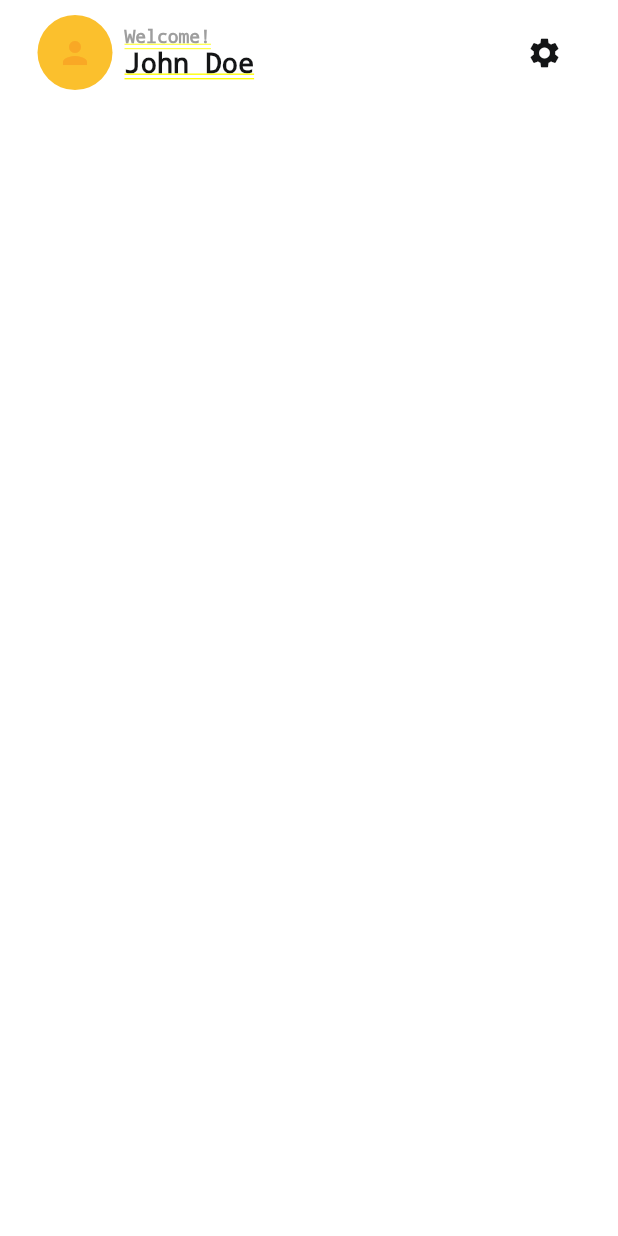
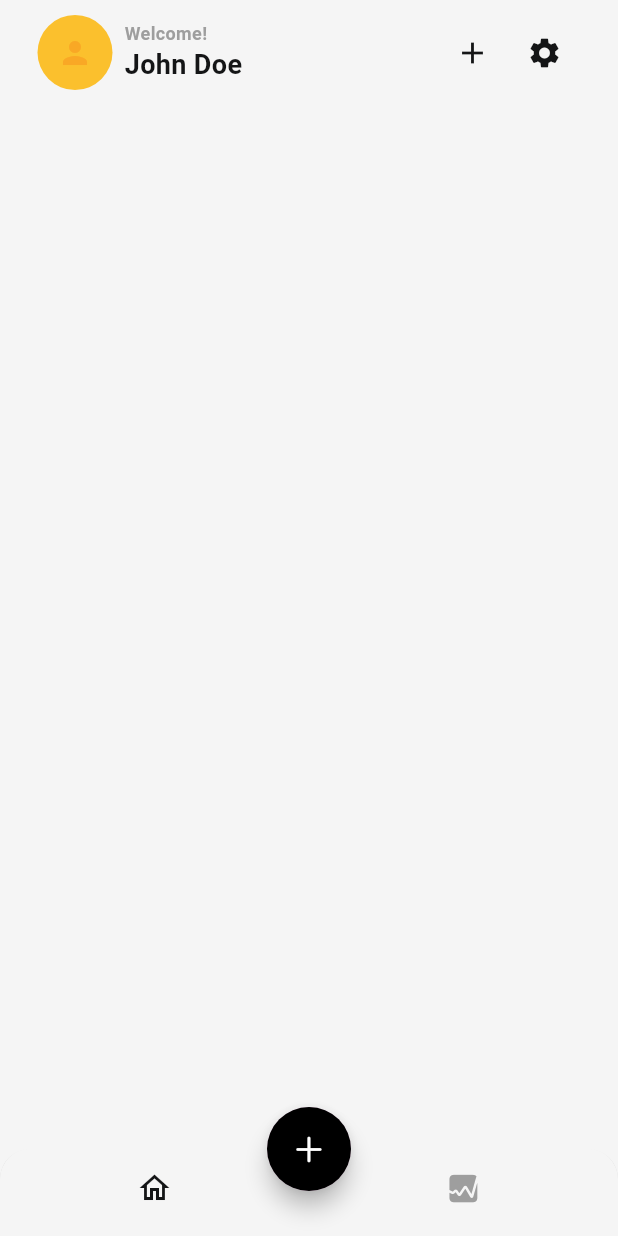
Before and after one commit to Udean777/Uang-Bijak-V2, a Flutter app: the screen it shows after launch, on a phone screen of 412 x 824 dp. Run offline on Flutter 3.47's test engine with Material 3 defaults, Android fonts, the phone set to English and light mode, and no system bars.

Commit message:
FEAT: adding assets icons

```diff
--- a/lib/main.dart
+++ b/lib/main.dart
@@ -1,6 +1,6 @@
 import 'package:flutter/material.dart';
 import 'package:uang_bijak/core/theme/colors.dart';
-import 'package:uang_bijak/presentation/home/views/home_screen.dart';
+import 'package:uang_bijak/presentation/main_screen.dart';
 
 void main() {
   runApp(const MyApp());
@@ -14,8 +14,8 @@ class MyApp extends StatelessWidget {
     return MaterialApp(
       title: 'Flutter Demo',
       theme: ThemeData(
-        colorScheme: const ColorScheme.light(
-          surface: AppColors.primary,
+        colorScheme: ColorScheme.light(
+          surface: Colors.grey.shade100,
           onSurface: AppColors.tertiary2,
           primary: AppColors.primary,
           secondary: AppColors.secondary,
@@ -23,7 +23,7 @@ class MyApp extends StatelessWidget {
           outline: Colors.grey,
         ),
       ),
-      home: const HomeScreen(),
+      home: const MainScreen(),
     );
   }
 }
--- a/lib/presentation/home/views/home_screen.dart
+++ b/lib/presentation/home/views/home_screen.dart
@@ -58,11 +58,21 @@ class HomeScreen extends StatelessWidget {
                     ),
                   ],
                 ),
-                IconButton(
-                  onPressed: () {},
-                  icon: const Icon(
-                    Icons.settings,
-                  ),
+                Row(
+                  children: [
+                    IconButton(
+                      onPressed: () {},
+                      icon: const Icon(
+                        Icons.add,
+                      ),
+                    ),
+                    IconButton(
+                      onPressed: () {},
+                      icon: const Icon(
+                        Icons.settings,
+                      ),
+                    )
+                  ],
                 )
               ],
             ),
--- a/lib/presentation/main_screen.dart
+++ b/lib/presentation/main_screen.dart
@@ -1,5 +1,8 @@
+import 'package:flutter/cupertino.dart';
 import 'package:flutter/material.dart';
 import 'package:uang_bijak/core/theme/colors.dart';
+import 'package:uang_bijak/presentation/home/views/home_screen.dart';
+import 'package:uang_bijak/presentation/profile/views/profile_screen.dart';
 
 class MainScreen extends StatefulWidget {
   const MainScreen({super.key});
@@ -10,11 +13,58 @@ class MainScreen extends StatefulWidget {
 
 class _MainScreenState extends State<MainScreen> {
   int index = 0;
-  late Color selectedItem = AppColors.primary;
+  late Color selectedItem = AppColors.tertiary2;
   Color unselectedItem = Colors.grey;
 
   @override
   Widget build(BuildContext context) {
-    return const Placeholder();
+    return Scaffold(
+      bottomNavigationBar: ClipRRect(
+        borderRadius: const BorderRadius.vertical(
+          top: Radius.circular(20),
+        ),
+        child: BottomNavigationBar(
+          onTap: (value) {
+            setState(() {
+              index = value;
+            });
+          },
+          showSelectedLabels: false,
+          showUnselectedLabels: false,
+          elevation: 3,
+          items: [
+            BottomNavigationBarItem(
+              icon: Icon(
+                Icons.home_outlined,
+                color: index == 0 ? selectedItem : unselectedItem,
+              ),
+              label: 'Home',
+            ),
+            BottomNavigationBarItem(
+              icon: Icon(
+                CupertinoIcons.graph_square_fill,
+                color: index == 1 ? selectedItem : unselectedItem,
+              ),
+              label: 'Profile',
+            )
+          ],
+        ),
+      ),
+      floatingActionButtonLocation: FloatingActionButtonLocation.centerDocked,
+      floatingActionButton: FloatingActionButton(
+        onPressed: () {},
+        shape: const CircleBorder(),
+        child: Container(
+          width: 60,
+          height: 60,
+          decoration: const BoxDecoration(
+            shape: BoxShape.circle,
+            color: Colors.black,
+          ),
+          child: const Icon(CupertinoIcons.add),
+        ),
+      ),
+      body: index == 0 ? const HomeScreen() : const ProfileScreen(),
+    );
   }
 }
--- /dev/null
+++ b/lib/presentation/profile/views/profile_screen.dart
@@ -0,0 +1,10 @@
+import 'package:flutter/material.dart';
+
+class ProfileScreen extends StatelessWidget {
+  const ProfileScreen({super.key});
+
+  @override
+  Widget build(BuildContext context) {
+    return const Placeholder();
+  }
+}
--- a/pubspec.yaml
+++ b/pubspec.yaml
@@ -35,6 +35,7 @@ dependencies:
   # The following adds the Cupertino Icons font to your application.
   # Use with the CupertinoIcons class for iOS style icons.
   cupertino_icons: ^1.0.8
+  font_awesome_flutter: ^10.8.0
 
 dev_dependencies:
   flutter_test:
```
Also changed, not shown: assets/icons/char_filled.png (added), assets/icons/chart_outlined.png (added), assets/icons/home_filled.png (added), assets/icons/home_outlined.png (added), assets/icons/profile_filled.png (added), assets/icons/profile_outlined.png (added), assets/icons/wallet_filled.png (added), assets/icons/wallet_outlined.png (added), pubspec.lock.
